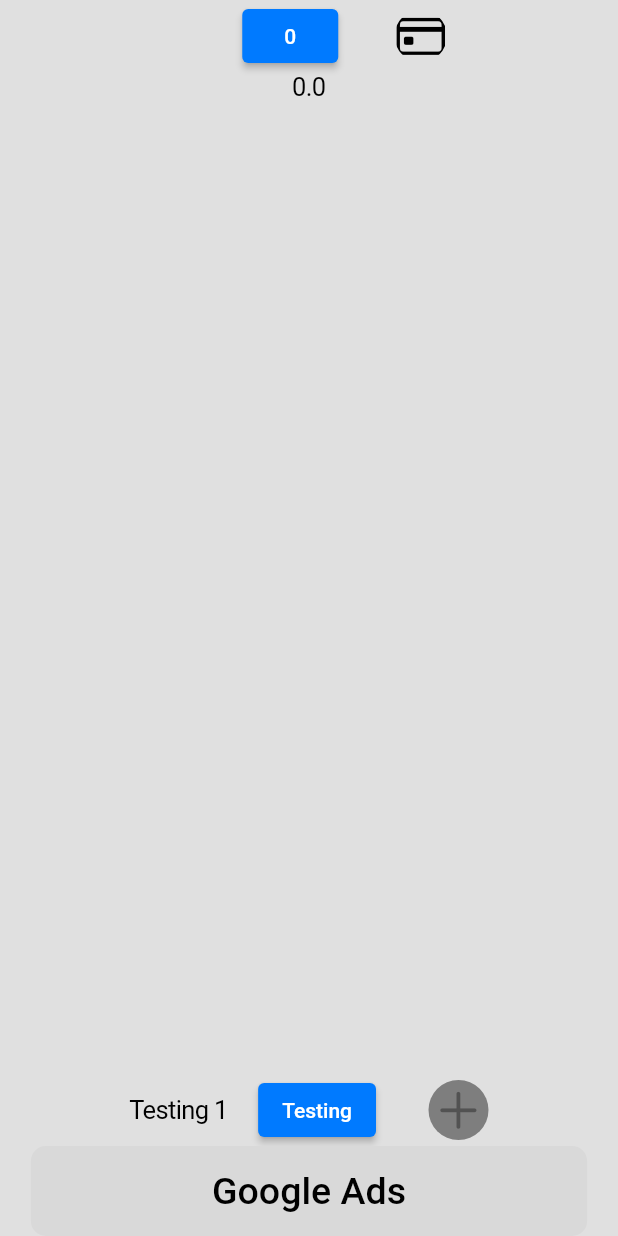
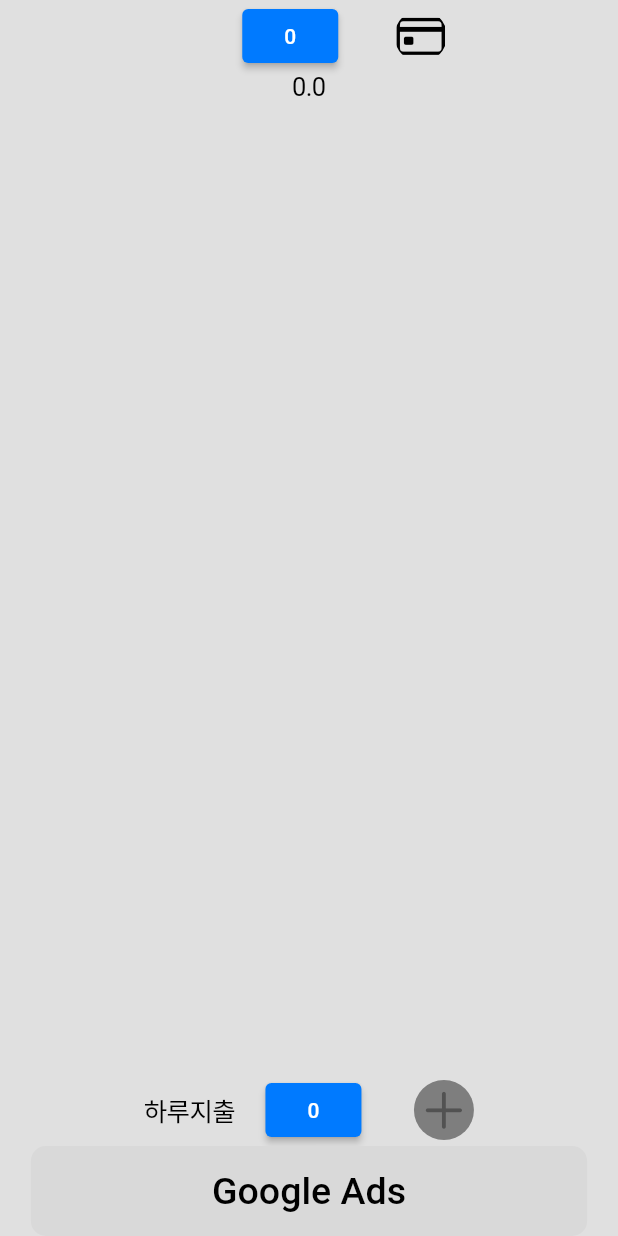
Before and after one commit to GeonwooVincentKim/daily_expanditure_0131, a Flutter app: the screen it shows after launch, on a phone screen of 412 x 824 dp. Run offline on Flutter 3.47's test engine with Material 2 defaults, Android fonts, the phone set to English and light mode, and no system bars; our stand-ins replace flutter_slidable.

Commit message:
[Update] - Updated dev010

```diff
--- a/lib/screens/home.dart
+++ b/lib/screens/home.dart
@@ -24,6 +24,7 @@ class _HomePageState extends State<HomePage> {
 
   int innerSum = 0; // Calculate the sum of all elements of List (Expanditure)
   double sum = 0.0; // get the value of `targetSum // (sum = moneyList)`
+  int dailySum = 0; // get the value of `targetSum - (sum = moneyList)`
 
   @override
   Widget build(BuildContext context) {
@@ -50,18 +51,19 @@ class _HomePageState extends State<HomePage> {
               },
             ),
           ),
-          Expanded(
-            child: Align(
+          // Expanded(
+            // child: Align(
+            Align(
               alignment: Alignment.bottomCenter,
               child: Column(
                 mainAxisAlignment: MainAxisAlignment.end,
                 children: [
-                  _widgetDailyOutlays(),
+                  _widgetDailyOutlays(dailySum),
                   CustomElevatedButton(getValue: "Google Ads", customFixedSize: Size(MediaQuery.of(context).size.width * 0.9, 60))
                 ],
               ),
             ),
-          )
+          // )
         ],
       ),
     );
@@ -90,15 +92,15 @@ class _HomePageState extends State<HomePage> {
   }
 
   // List of Expanditure
-  CustomRow _widgetDailyOutlays() {
+  CustomRow _widgetDailyOutlays(int dailySum) {
     return CustomRow(
       children: [
-        const Text("Testing 1"),
+        const Text("하루지출"),
         const SizedBox(width: 20),
 
         ElevatedButton(
           onPressed: () => false,
-          child: const Text("Testing"),
+          child: Text("$dailySum"),
         ),
 
         const SizedBox(width: 35),
@@ -178,10 +180,13 @@ class _HomePageState extends State<HomePage> {
     // Otherwise, divide targetSum by innerSum
     if (targetSum >= innerSum) {
       sum = double.parse((innerSum / targetSum).toStringAsFixed(2));
+      dailySum = innerSum;
     } else {
       sum = double.parse((targetSum / innerSum).toStringAsFixed(2));
+      dailySum = innerSum;
     }
     print('Get SUM -> $sum');
+    print('Get Daily Sum -> $dailySum');
 
     // If targetSum didn't input before input the value of innerSum,
     // return hasSumValue false
```
